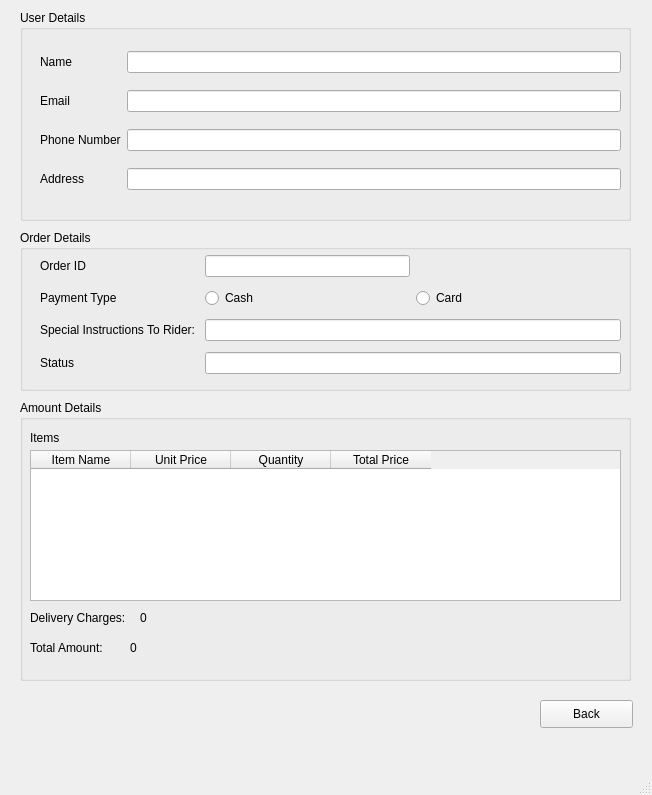
Qt form ui_files/OrderTrackDetails.ui (TahaZahid05/Restaurant-Managment-System) before a commit.
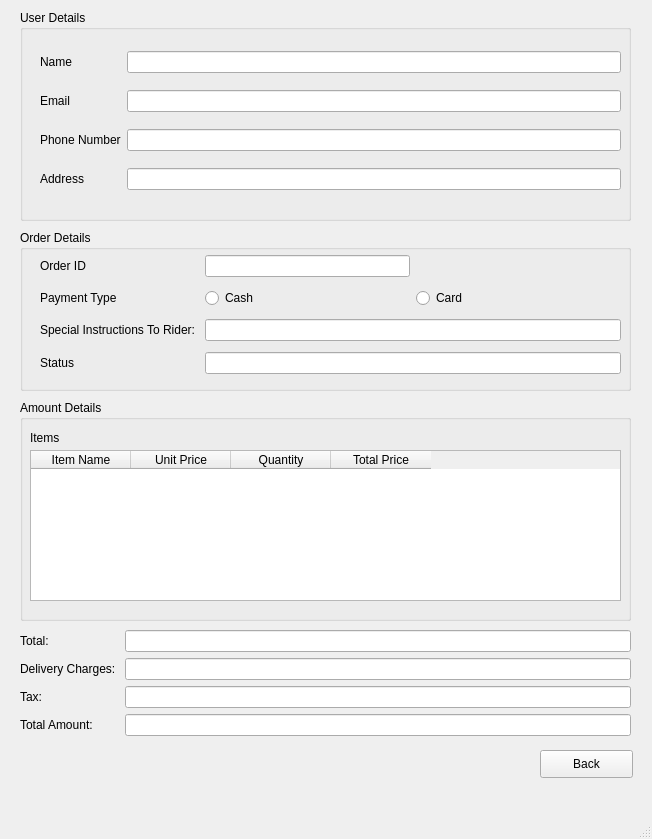
The same form after that commit.

```diff
--- a/ui_files/OrderTrackDetails.ui
+++ b/ui_files/OrderTrackDetails.ui
@@ -7,7 +7,7 @@
     <x>0</x>
     <y>0</y>
     <width>652</width>
-    <height>795</height>
+    <height>839</height>
    </rect>
   </property>
   <property name="windowTitle">
@@ -173,7 +173,7 @@
       <x>20</x>
       <y>400</y>
       <width>611</width>
-      <height>281</height>
+      <height>221</height>
      </rect>
     </property>
     <property name="title">
@@ -192,32 +192,6 @@
       <string>Items</string>
      </property>
     </widget>
-    <widget class="QLabel" name="label_17">
-     <property name="geometry">
-      <rect>
-       <x>10</x>
-       <y>210</y>
-       <width>111</width>
-       <height>16</height>
-      </rect>
-     </property>
-     <property name="text">
-      <string>Delivery Charges: </string>
-     </property>
-    </widget>
-    <widget class="QLabel" name="label_18">
-     <property name="geometry">
-      <rect>
-       <x>10</x>
-       <y>240</y>
-       <width>101</width>
-       <height>16</height>
-      </rect>
-     </property>
-     <property name="text">
-      <string>Total Amount: </string>
-     </property>
-    </widget>
     <widget class="QTableWidget" name="itemTable">
      <property name="geometry">
       <rect>
@@ -248,38 +222,12 @@
       </property>
      </column>
     </widget>
-    <widget class="QLabel" name="deliveryCharges">
-     <property name="geometry">
-      <rect>
-       <x>120</x>
-       <y>210</y>
-       <width>55</width>
-       <height>16</height>
-      </rect>
-     </property>
-     <property name="text">
-      <string>0</string>
-     </property>
-    </widget>
-    <widget class="QLabel" name="totalAmount">
-     <property name="geometry">
-      <rect>
-       <x>110</x>
-       <y>240</y>
-       <width>55</width>
-       <height>16</height>
-      </rect>
-     </property>
-     <property name="text">
-      <string>0</string>
-     </property>
-    </widget>
    </widget>
    <widget class="QPushButton" name="backButton">
     <property name="geometry">
      <rect>
       <x>540</x>
-      <y>700</y>
+      <y>750</y>
       <width>93</width>
       <height>28</height>
      </rect>
@@ -288,6 +236,58 @@
      <string>Back</string>
     </property>
    </widget>
+   <widget class="QWidget" name="formLayoutWidget">
+    <property name="geometry">
+     <rect>
+      <x>20</x>
+      <y>630</y>
+      <width>611</width>
+      <height>111</height>
+     </rect>
+    </property>
+    <layout class="QFormLayout" name="formLayout">
+     <item row="0" column="0">
+      <widget class="QLabel" name="label_12">
+       <property name="text">
+        <string>Total: </string>
+       </property>
+      </widget>
+     </item>
+     <item row="0" column="1">
+      <widget class="QLineEdit" name="lineEdit"/>
+     </item>
+     <item row="1" column="0">
+      <widget class="QLabel" name="label_13">
+       <property name="text">
+        <string>Delivery Charges: </string>
+       </property>
+      </widget>
+     </item>
+     <item row="1" column="1">
+      <widget class="QLineEdit" name="lineEdit_2"/>
+     </item>
+     <item row="2" column="0">
+      <widget class="QLabel" name="label_14">
+       <property name="text">
+        <string>Tax: </string>
+       </property>
+      </widget>
+     </item>
+     <item row="2" column="1">
+      <widget class="QLineEdit" name="lineEdit_3"/>
+     </item>
+     <item row="3" column="0">
+      <widget class="QLabel" name="label_16">
+       <property name="text">
+        <string>Total Amount:</string>
+       </property>
+      </widget>
+     </item>
+     <item row="3" column="1">
+      <widget class="QLineEdit" name="lineEdit_4"/>
+     </item>
+    </layout>
+   </widget>
   </widget>
   <widget class="QMenuBar" name="menubar">
    <property name="geometry">
```
